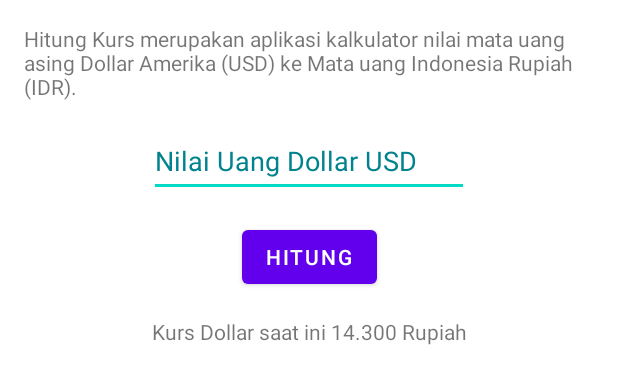
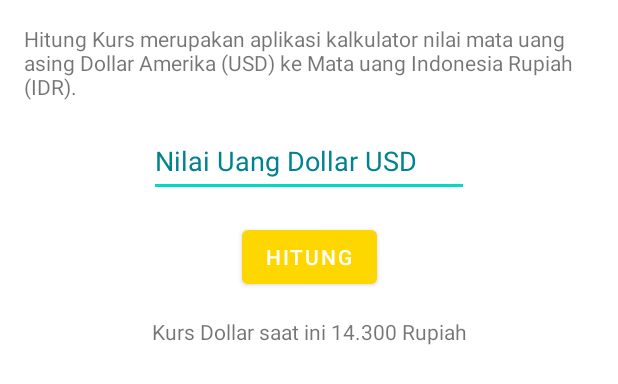
Before and after one commit to iapipahnoer/hitungkurs, an Android app: the layout activity_main.xml on its own in the app's theme, with its tools: preview values and no code run, on a phone screen of 412 x 824 dp. Shown: the top 384 px of the screen. Run offline under Robolectric (Android 15) with nearby library versions, the phone set to English and light mode, and no system bars.

Commit message:
Mengganti theme

```diff
--- a/app/build.gradle
+++ b/app/build.gradle
@@ -42,6 +42,7 @@ dependencies {
     implementation 'androidx.appcompat:appcompat:1.4.1'
     implementation 'com.google.android.material:material:1.5.0'
     implementation 'androidx.constraintlayout:constraintlayout:2.1.3'
+    api 'com.google.android.material:material:1.1.0-alpha06'
     testImplementation 'junit:junit:4.13.2'
     androidTestImplementation 'androidx.test.ext:junit:1.1.3'
     androidTestImplementation 'androidx.test.espresso:espresso-core:3.4.0'
--- a/app/src/main/res/layout/activity_main.xml
+++ b/app/src/main/res/layout/activity_main.xml
@@ -22,8 +22,8 @@
         app:layout_constraintStart_toStartOf="parent"
         app:layout_constraintTop_toTopOf="parent" />
 
-    <EditText
-        android:id="@+id/editTextNumber"
+        <com.google.android.material.textfield.TextInputEditText
+            android:id="@+id/editTextNumber"
         android:layout_width="wrap_content"
         android:layout_height="wrap_content"
         android:layout_marginStart="16dp"
--- a/app/src/main/res/values-night/themes.xml
+++ b/app/src/main/res/values-night/themes.xml
@@ -2,8 +2,8 @@
     <!-- Base application theme. -->
     <style name="Theme.HitungKurs" parent="Theme.MaterialComponents.DayNight.DarkActionBar">
         <!-- Primary brand color. -->
-        <item name="colorPrimary">@color/purple_200</item>
-        <item name="colorPrimaryVariant">@color/purple_700</item>
+        <item name="colorPrimary">@color/gold_200</item>
+        <item name="colorPrimaryVariant">@color/gold_500</item>
         <item name="colorOnPrimary">@color/black</item>
         <!-- Secondary brand color. -->
         <item name="colorSecondary">@color/teal_200</item>
--- a/app/src/main/res/values/colors.xml
+++ b/app/src/main/res/values/colors.xml
@@ -7,4 +7,7 @@
     <color name="teal_700">#FF018786</color>
     <color name="black">#FF000000</color>
     <color name="white">#FFFFFFFF</color>
+    <color name="gold_200">#FFD700</color>
+    <color name="gold_500">#ECD540</color>
+    <color name="gold_700">#FCC200</color>
 </resources>
--- a/app/src/main/res/values/themes.xml
+++ b/app/src/main/res/values/themes.xml
@@ -2,8 +2,8 @@
     <!-- Base application theme. -->
     <style name="Theme.HitungKurs" parent="Theme.MaterialComponents.DayNight.DarkActionBar">
         <!-- Primary brand color. -->
-        <item name="colorPrimary">@color/purple_500</item>
-        <item name="colorPrimaryVariant">@color/purple_700</item>
+        <item name="colorPrimary">@color/gold_200</item>
+        <item name="colorPrimaryVariant">@color/gold_500</item>
         <item name="colorOnPrimary">@color/white</item>
         <!-- Secondary brand color. -->
         <item name="colorSecondary">@color/teal_200</item>
```
